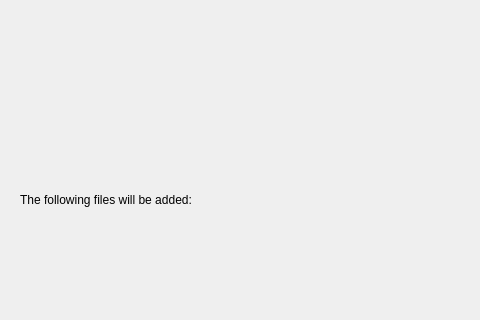
This is src/plugins/projectexplorer/projectwizardpage.ui in heiheshang/ananas-creator as Qt 5 draws it before an edit; both pictures show x 0 to 480 and y 94 to 414 of the 619 by 414 pixel window. The edited form follows.
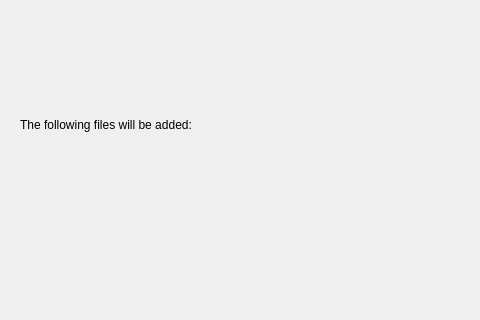
This is the edited form.

The edit to the form file:
```diff
--- a/src/plugins/projectexplorer/projectwizardpage.ui
+++ b/src/plugins/projectexplorer/projectwizardpage.ui
@@ -65,10 +65,13 @@
      <property name="orientation">
       <enum>Qt::Vertical</enum>
      </property>
+     <property name="sizeType">
+      <enum>QSizePolicy::Fixed</enum>
+     </property>
      <property name="sizeHint" stdset="0">
       <size>
-       <width>20</width>
-       <height>40</height>
+       <width>0</width>
+       <height>10</height>
       </size>
      </property>
     </spacer>
@@ -92,8 +95,8 @@
        <rect>
         <x>0</x>
         <y>0</y>
-        <width>601</width>
-        <height>154</height>
+        <width>611</width>
+        <height>305</height>
        </rect>
       </property>
       <layout class="QVBoxLayout" name="verticalLayout_2">
```
